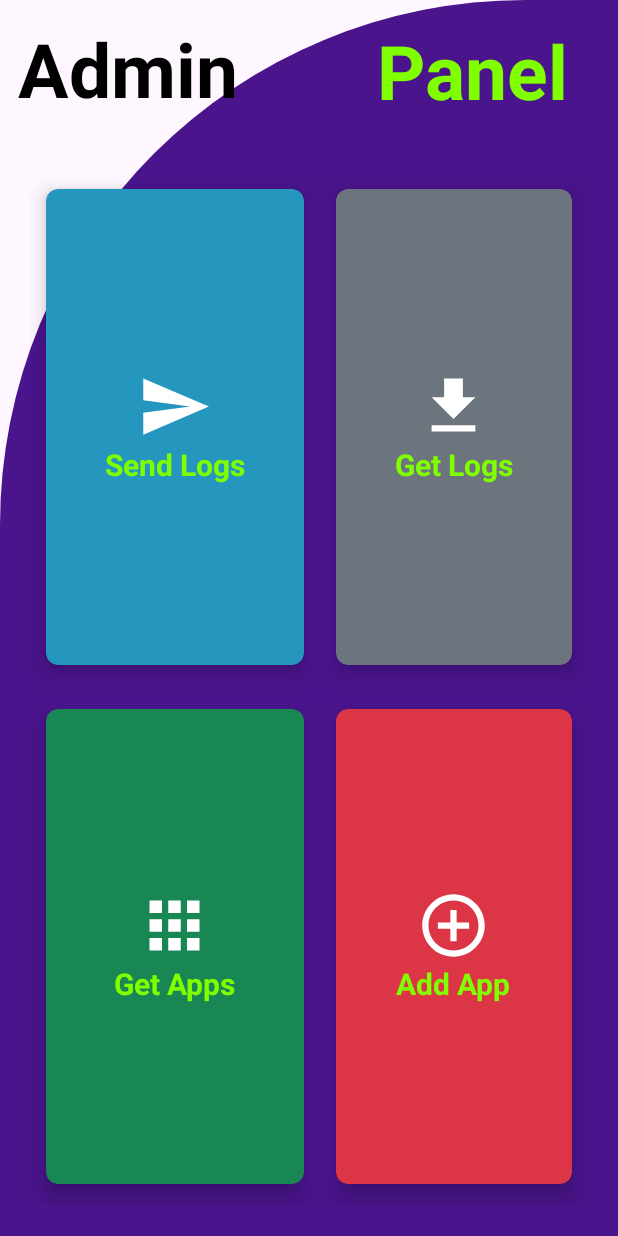
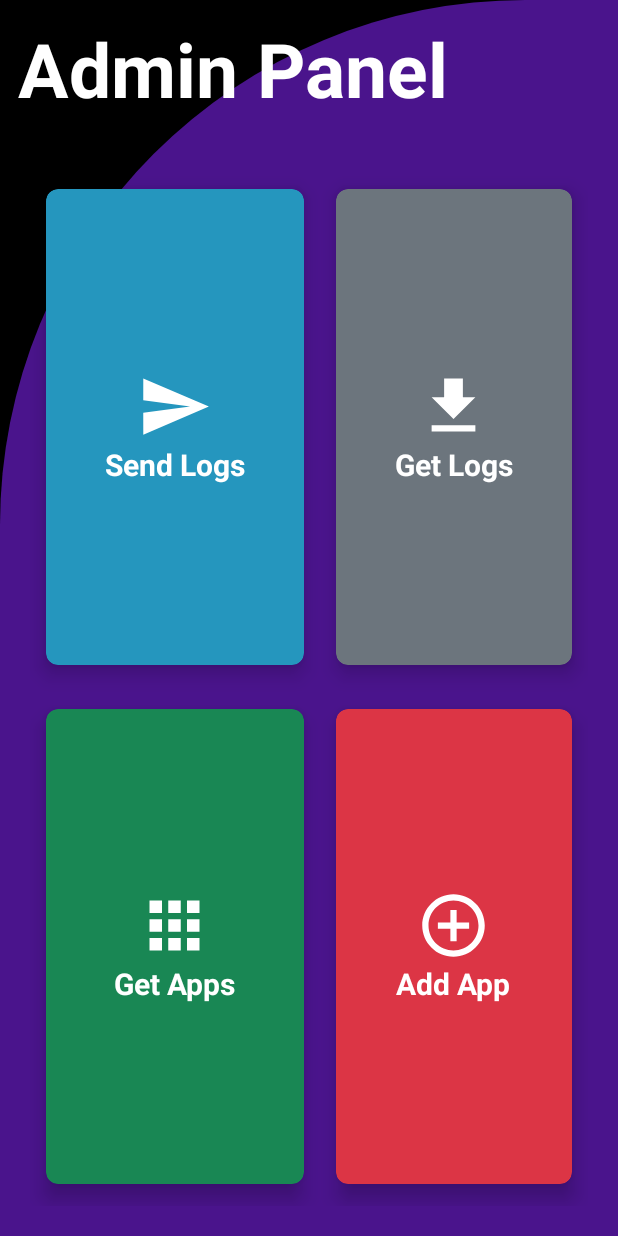
Before and after one commit to MKZSE/MobileApp, an Android app: the screen it shows after launch (MainActivity), on a phone screen of 412 x 824 dp. Run offline under Robolectric (Android 15) with nearby library versions, the phone set to English and light mode, and no system bars.

Commit message:
Skończone.

```diff
--- a/app/src/main/res/drawable/cut_card_background.xml
+++ /dev/null
@@ -1,11 +0,0 @@
-<?xml version="1.0" encoding="utf-8"?>
-<shape xmlns:android="http://schemas.android.com/apk/res/android"
-    android:shape="rectangle">
-
-    <solid android:color="@color/colorPurple"/>
-
-    <corners
-        android:topLeftRadius="350dp"
-        android:topRightRadius="0dp"/>
-
-</shape>
--- a/app/src/main/res/layout/activity_main.xml
+++ b/app/src/main/res/layout/activity_main.xml
@@ -5,30 +5,18 @@
     android:id="@+id/main"
     android:layout_width="match_parent"
     android:layout_height="match_parent"
-    android:background="@drawable/cut_card_background"
+    android:background="@drawable/cut_card_background2"
     tools:context=".MainActivity">
 
     <TextView
         android:id="@+id/textView"
         android:layout_width="wrap_content"
         android:layout_height="wrap_content"
-        android:text="Admin"
+        android:text="Admin Panel"
         android:textSize="50sp"
         android:textStyle="bold"
-        android:textColor="@color/black"
+        android:textColor="@color/white"
         android:layout_margin="12dp"/>
-
-    <TextView
-        android:id="@+id/textView2"
-        android:layout_width="wrap_content"
-        android:layout_height="wrap_content"
-        android:layout_alignParentEnd="true"
-        android:layout_marginTop="13dp"
-        android:layout_marginEnd="33dp"
-        android:text="Panel"
-        android:textColor="#80FF00"
-        android:textSize="50sp"
-        android:textStyle="bold" />
 
     <GridLayout
         android:layout_width="wrap_content"
@@ -73,7 +61,7 @@
                     android:layout_width="wrap_content"
                     android:layout_height="wrap_content"
                     android:text="Send Logs"
-                    android:textColor="#80FF00"
+                    android:textColor="@color/white"
                     android:textSize="20sp"
                     android:textStyle="bold"/>
 
@@ -113,7 +101,7 @@
                     android:layout_width="wrap_content"
                     android:layout_height="wrap_content"
                     android:text="Get Apps"
-                    android:textColor="#80FF00"
+                    android:textColor="@color/white"
                     android:textSize="20sp"
                     android:textStyle="bold"/>
 
@@ -153,7 +141,7 @@
                     android:layout_width="wrap_content"
                     android:layout_height="wrap_content"
                     android:text="Get Logs"
-                    android:textColor="#80FF00"
+                    android:textColor="@color/white"
                     android:textSize="20sp"
                     android:textStyle="bold"/>
 
@@ -193,7 +181,7 @@
                     android:layout_width="wrap_content"
                     android:layout_height="wrap_content"
                     android:text="Add App"
-                    android:textColor="#80FF00"
+                    android:textColor="@color/white"
                     android:textSize="20sp"
                     android:textStyle="bold"/>
 
```
